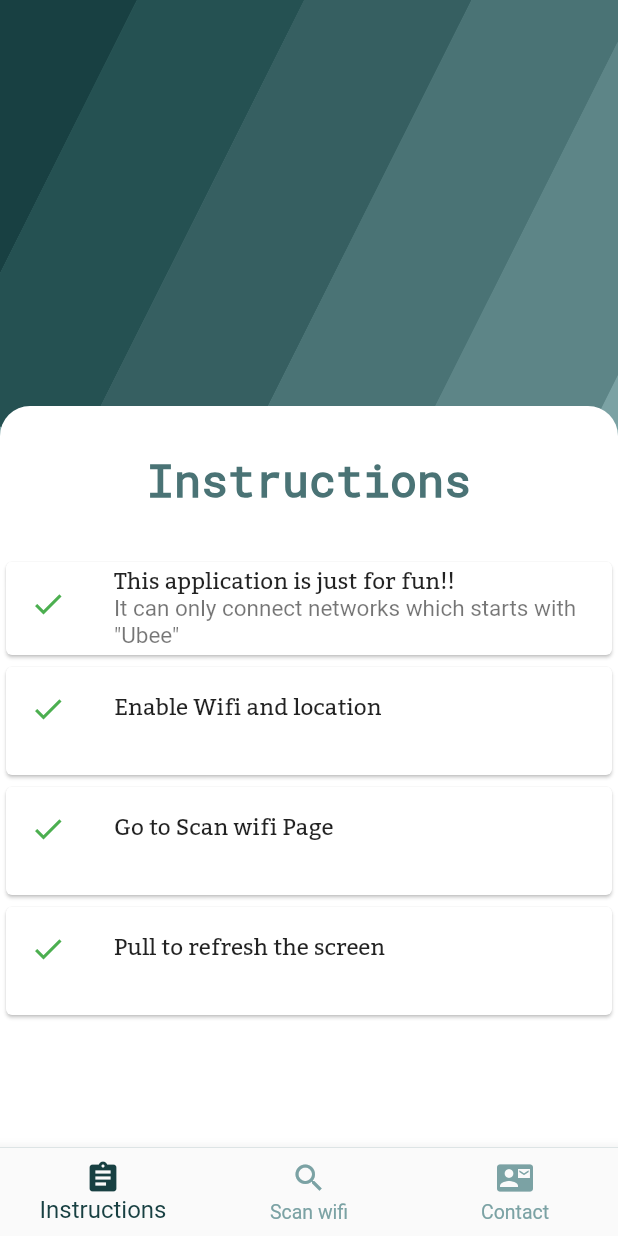
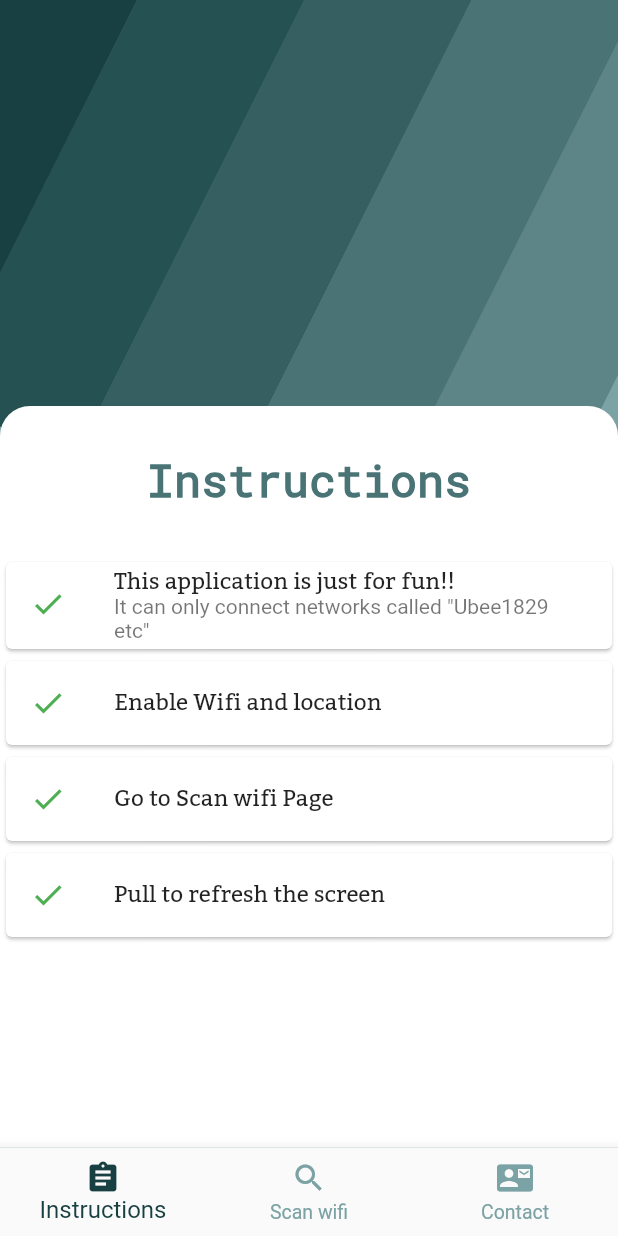
Before and after one commit to ErickMUOSD/ScanWifiAndConnect, a Flutter app: the screen it shows after launch, on a phone screen of 412 x 824 dp. Run offline on Flutter 3.47's test engine with Material 2 defaults, Android fonts, the phone set to English and light mode, and no system bars; missing offline and left inert: giffy_dialog, wifi_configuration_2.

```diff
--- a/lib/buttonbar.dart
+++ b/lib/buttonbar.dart
@@ -2,9 +2,9 @@ import 'package:flutter/material.dart';
 import 'constants.dart';
 
 class ButtonBars extends StatelessWidget {
-  ButtonBars({this.onpress, this.splashcolor, this.childs});
+  ButtonBars({this.onpress,  this.childs});
   final Function onpress;
-  final Color splashcolor;
+
   final Widget childs;
   @override
   Widget build(BuildContext context) {
@@ -17,7 +17,7 @@ class ButtonBars extends StatelessWidget {
         shape: RoundedRectangleBorder(
           borderRadius: BorderRadius.circular(18),
         ),
-        splashColor: splashcolor,
+
         child: childs,
         animationDuration: Duration(seconds: 2),
       ),]
--- a/lib/constants.dart
+++ b/lib/constants.dart
@@ -14,4 +14,5 @@ const kStyleSsid = TextStyle(
     fontWeight: FontWeight.w500,
     fontSize: 25.0,
     fontFamily: 'Bitter');
-const kStyleBssid =  TextStyle(fontFamily: 'Bitter', fontSize: 20.0);
+const kStyleBssid =  TextStyle(fontFamily: 'Bitter', fontSize: 15.0);
+const kStyleButton = TextStyle(fontFamily: 'Bitter', fontSize: 20.0);
--- a/lib/instructions.dart
+++ b/lib/instructions.dart
@@ -58,22 +58,38 @@ class HomePage extends StatelessWidget {
                         ),
                       ),
                     ),
-                    Cards(
-                      text: 'This application is just for fun!!',
-                      subtitle:
-                          'It can only connect networks which starts with "Ubee"',
+                    Card(
+                       child:ListTile(
+                         leading: Icon(
+                           Icons.check,
+//                          color: colors[3],
+                           color: Colors.green,
+                         ),
+                         title: Text(
+                           'This application is just for fun!!',
+                           style: TextStyle(
+                             fontSize: 15.0,
+                             fontFamily: 'Bitter',
+                           ),
+                         ),
+                         subtitle: Text(
+                           'It can only connect networks called "Ubee1829 etc"'
+                         ),
+
+                       )
+
                     ),
                     Cards(
                       text: 'Enable Wifi and location',
-                      subtitle: '',
+
                     ),
                     Cards(
                       text: 'Go to Scan wifi Page',
-                      subtitle: '',
+
                     ),
                     Cards(
                       text: 'Pull to refresh the screen',
-                      subtitle: '',
+
                     ),
                   ],
                 ),
@@ -87,10 +103,10 @@ class HomePage extends StatelessWidget {
 }
 
 class Cards extends StatelessWidget {
-  Cards({this.text, this.subtitle});
+  Cards({this.text});
 
   final String text;
-  final String subtitle ;
+
   @override
   Widget build(BuildContext context) {
     return Card(
@@ -108,10 +124,7 @@ class Cards extends StatelessWidget {
             fontFamily: 'Bitter',
           ),
         ),
-        subtitle: Text(subtitle,
-        style: TextStyle(
-          fontSize: 15.0,
-        ),),
+
       ),
     );
   }
```
Also changed, not shown: lib/dialogs.dart (added, +65 -0 lines), lib/scanwifi.dart (+26 -31 lines).
